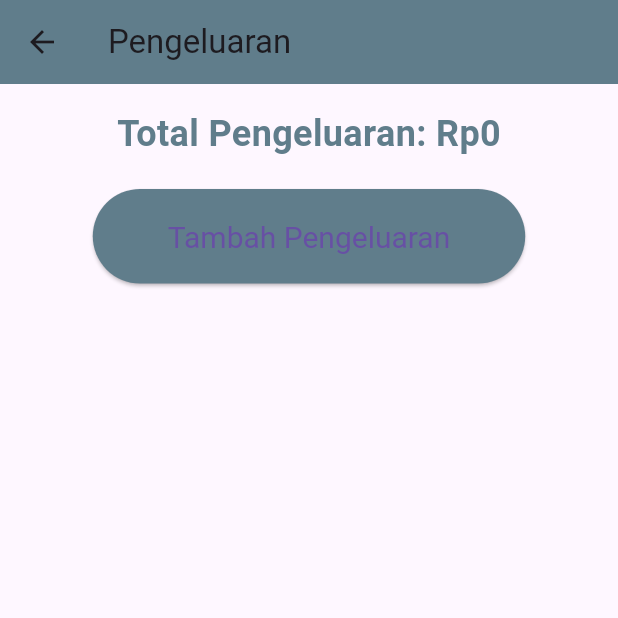
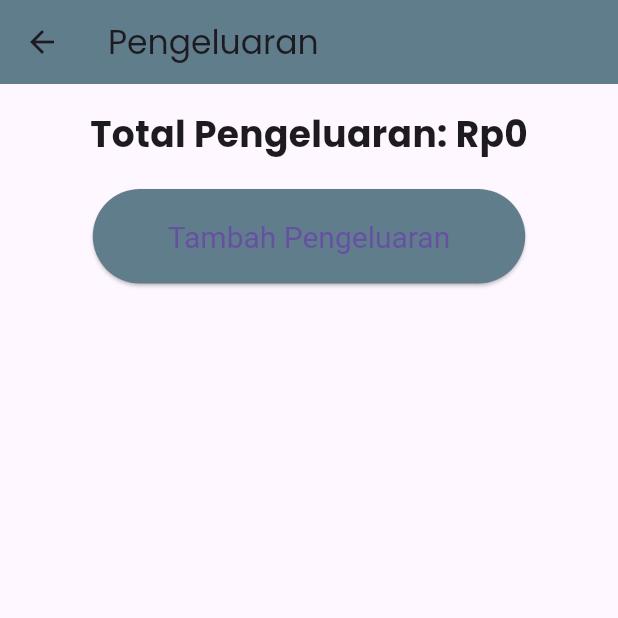
Before and after one commit to rifalarf/uanq, a Flutter app: the screen it shows after launch, after a tap on "Pengeluaran", on a phone screen of 412 x 824 dp, the top half of it. Run offline on Flutter 3.47's test engine with Material 3 defaults, Android fonts, the phone set to English and light mode, and no system bars; our stand-ins replace shared_preferences, syncfusion_flutter_datagrid.

Commit message:
fix laporan, splashscreen

```diff
--- a/lib/expense_screen.dart
+++ b/lib/expense_screen.dart
@@ -4,13 +4,15 @@ import 'expense_form_screen.dart';
 import 'income_provider.dart';
 
 class ExpenseScreen extends StatelessWidget {
+  const ExpenseScreen({super.key});
+
   @override
   Widget build(BuildContext context) {
     final incomeProvider = Provider.of<IncomeProvider>(context);
 
     return Scaffold(
       appBar: AppBar(
-        title: Text('Pengeluaran'),
+        title: const Text('Pengeluaran'),
       ),
       body: Padding(
         padding: const EdgeInsets.all(16.0),
@@ -18,9 +20,9 @@ class ExpenseScreen extends StatelessWidget {
           children: <Widget>[
             Text(
               'Total Pengeluaran: ${incomeProvider.formatCurrency(incomeProvider.totalExpense)}',
-              style: TextStyle(fontSize: 24, fontWeight: FontWeight.bold),
+              style: const TextStyle(fontSize: 24, fontWeight: FontWeight.bold),
             ),
-            SizedBox(height: 20),
+            const SizedBox(height: 20),
             ElevatedButton(
               onPressed: () {
                 Navigator.push(
@@ -35,14 +37,14 @@ class ExpenseScreen extends StatelessWidget {
                   ),
                 );
               },
-              child: Text('Tambah Pengeluaran'),
               style: ElevatedButton.styleFrom(
                 backgroundColor: Colors.blueGrey,
-                padding: EdgeInsets.symmetric(horizontal: 50, vertical: 20),
-                textStyle: TextStyle(fontSize: 20),
+                padding: const EdgeInsets.symmetric(horizontal: 50, vertical: 20),
+                textStyle: const TextStyle(fontSize: 20),
               ),
+              child: const Text('Tambah Pengeluaran'),
             ),
-            SizedBox(height: 20),
+            const SizedBox(height: 20),
             Expanded(
               child: ListView.builder(
                 itemCount: incomeProvider.expenseList.length,
@@ -56,7 +58,7 @@ class ExpenseScreen extends StatelessWidget {
                       mainAxisSize: MainAxisSize.min,
                       children: <Widget>[
                         IconButton(
-                          icon: Icon(Icons.edit),
+                          icon: const Icon(Icons.edit),
                           onPressed: () {
                             Navigator.push(
                               context,
@@ -75,7 +77,7 @@ class ExpenseScreen extends StatelessWidget {
                           },
                         ),
                         IconButton(
-                          icon: Icon(Icons.delete),
+                          icon: const Icon(Icons.delete),
                           onPressed: () {
                             incomeProvider.deleteExpense(index);
                           },
--- a/lib/home_screen.dart
+++ b/lib/home_screen.dart
@@ -7,6 +7,8 @@ import 'expense_screen.dart';
 import 'financial_report_screen.dart';
 
 class HomeScreen extends StatelessWidget {
+  const HomeScreen({super.key});
+
   @override
   Widget build(BuildContext context) {
     final incomeProvider = Provider.of<IncomeProvider>(context);
@@ -17,7 +19,7 @@ class HomeScreen extends StatelessWidget {
 
     return Scaffold(
       appBar: AppBar(
-        title: Text('Aplikasiku'),
+        title: const Text('Aplikasiku'),
       ),
       body: Padding(
         padding: const EdgeInsets.all(16.0),
@@ -25,93 +27,100 @@ class HomeScreen extends StatelessWidget {
           child: Column(
             mainAxisAlignment: MainAxisAlignment.center,
             children: <Widget>[
-              Text(
+              const Text(
                 'Arus Kas',
                 style: TextStyle(fontSize: 24, fontWeight: FontWeight.bold),
               ),
               Text(
                 incomeProvider.formatCurrency(cashFlow),
-                style: TextStyle(fontSize: 32, fontWeight: FontWeight.bold),
+                style:
+                    const TextStyle(fontSize: 32, fontWeight: FontWeight.bold),
               ),
-              SizedBox(height: 20),
+              const SizedBox(height: 20),
               Row(
                 mainAxisAlignment: MainAxisAlignment.center,
                 children: <Widget>[
-                  Icon(Icons.arrow_downward, color: Colors.green),
-                  SizedBox(width: 8),
+                  const Icon(Icons.arrow_downward, color: Colors.green),
+                  const SizedBox(width: 8),
                   Text(
                     'Pemasukan: ${incomeProvider.formatCurrency(totalIncome)}',
-                    style: TextStyle(fontSize: 16, color: Colors.green),
+                    style: const TextStyle(fontSize: 16, color: Colors.green),
                   ),
                 ],
               ),
-              SizedBox(height: 10),
+              const SizedBox(height: 10),
               Row(
                 mainAxisAlignment: MainAxisAlignment.center,
                 children: <Widget>[
-                  Icon(Icons.arrow_upward, color: Colors.red),
-                  SizedBox(width: 8),
+                  const Icon(Icons.arrow_upward, color: Colors.red),
+                  const SizedBox(width: 8),
                   Text(
                     'Pengeluaran: ${incomeProvider.formatCurrency(totalExpense)}',
-                    style: TextStyle(fontSize: 16, color: Colors.red),
+                    style: const TextStyle(fontSize: 16, color: Colors.red),
                   ),
                 ],
               ),
-              SizedBox(height: 20),
-              ElevatedButton(
-                onPressed: () {
-                  Navigator.push(
-                    context,
-                    MaterialPageRoute(builder: (context) => IncomeScreen()),
-                  );
-                },
-                child: Text('Pemasukan'),
-                style: ElevatedButton.styleFrom(
-                  backgroundColor: Colors.blueGrey,
-                  padding: EdgeInsets.symmetric(horizontal: 50, vertical: 20),
-                  textStyle: TextStyle(fontSize: 20),
-                ),
-              ),
-              SizedBox(height: 20),
-              ElevatedButton(
-                onPressed: () {
-                  Navigator.push(
-                    context,
-                    MaterialPageRoute(builder: (context) => ExpenseScreen()),
-                  );
-                },
-                child: Text('Pengeluaran'),
-                style: ElevatedButton.styleFrom(
-                  backgroundColor: Colors.blueGrey,
-                  padding: EdgeInsets.symmetric(horizontal: 50, vertical: 20),
-                  textStyle: TextStyle(fontSize: 20),
-                ),
-              ),
-              SizedBox(height: 20),
+              const SizedBox(height: 20),
               ElevatedButton(
                 onPressed: () {
                   Navigator.push(
                     context,
                     MaterialPageRoute(
-                        builder: (context) => FinancialReportScreen()),
+                        builder: (context) => const IncomeScreen()),
                   );
                 },
-                child: Text('Laporan Keuangan'),
                 style: ElevatedButton.styleFrom(
                   backgroundColor: Colors.blueGrey,
-                  padding: EdgeInsets.symmetric(horizontal: 50, vertical: 20),
-                  textStyle: TextStyle(fontSize: 20),
+                  padding:
+                      const EdgeInsets.symmetric(horizontal: 50, vertical: 20),
+                  textStyle: const TextStyle(fontSize: 20),
                 ),
+                child: const Text('Pemasukan'),
               ),
-              SizedBox(height: 20),
-              Text(
+              const SizedBox(height: 20),
+              ElevatedButton(
+                onPressed: () {
+                  Navigator.push(
+                    context,
+                    MaterialPageRoute(
+                        builder: (context) => const ExpenseScreen()),
+                  );
+                },
+                style: ElevatedButton.styleFrom(
+                  backgroundColor: Colors.blueGrey,
+                  padding:
+                      const EdgeInsets.symmetric(horizontal: 50, vertical: 20),
+                  textStyle: const TextStyle(fontSize: 20),
+                ),
+                child: const Text('Pengeluaran'),
+              ),
+              const SizedBox(height: 20),
+              ElevatedButton(
+                onPressed: () {
+                  Navigator.push(
+                    context,
+                    MaterialPageRoute(
+                        builder: (context) => const FinancialReportScreen()),
+                  );
+                },
+                style: ElevatedButton.styleFrom(
+                  backgroundColor: Colors.blueGrey,
+                  padding:
+                      const EdgeInsets.symmetric(horizontal: 50, vertical: 20),
+                  textStyle: const TextStyle(fontSize: 20),
+                ),
+                child: const Text('Laporan Keuangan'),
+              ),
+              const SizedBox(height: 20),
+              const Text(
                 'Kutipan Hari Ini',
                 style: TextStyle(fontSize: 24, fontWeight: FontWeight.bold),
               ),
-              SizedBox(height: 10),
+              const SizedBox(height: 10),
               Text(
                 randomQuote,
-                style: TextStyle(fontSize: 16, fontStyle: FontStyle.italic),
+                style:
+                    const TextStyle(fontSize: 16, fontStyle: FontStyle.italic),
                 textAlign: TextAlign.center,
               ),
             ],
--- a/lib/income_provider.dart
+++ b/lib/income_provider.dart
@@ -1,5 +1,7 @@
 import 'package:flutter/material.dart';
 import 'package:intl/intl.dart';
+import 'package:shared_preferences/shared_preferences.dart';
+import 'dart:convert';
 
 class IncomeProvider with ChangeNotifier {
   double _totalIncome = 0;
@@ -12,16 +14,41 @@ class IncomeProvider with ChangeNotifier {
   List<Map<String, dynamic>> get incomeList => _incomeList;
   List<Map<String, dynamic>> get expenseList => _expenseList;
 
+  IncomeProvider() {
+    _loadData();
+  }
+
+  Future<void> _saveData() async {
+    final prefs = await SharedPreferences.getInstance();
+    prefs.setString('incomeList', jsonEncode(_incomeList));
+    prefs.setString('expenseList', jsonEncode(_expenseList));
+    prefs.setDouble('totalIncome', _totalIncome);
+    prefs.setDouble('totalExpense', _totalExpense);
+  }
+
+  Future<void> _loadData() async {
+    final prefs = await SharedPreferences.getInstance();
+    _totalIncome = prefs.getDouble('totalIncome') ?? 0;
+    _totalExpense = prefs.getDouble('totalExpense') ?? 0;
+    _incomeList = jsonDecode(prefs.getString('incomeList') ?? '[]')
+        .cast<Map<String, dynamic>>();
+    _expenseList = jsonDecode(prefs.getString('expenseList') ?? '[]')
+        .cast<Map<String, dynamic>>();
+    notifyListeners();
+  }
+
   void addIncome(double amount, String description, String category) {
     _totalIncome += amount;
     _incomeList.add(
         {'amount': amount, 'description': description, 'category': category});
+    _saveData();
     notifyListeners();
   }
 
   void deleteIncome(int index) {
     _totalIncome -= _incomeList[index]['amount'];
     _incomeList.removeAt(index);
+    _saveData();
     notifyListeners();
   }
 
@@ -34,6 +61,7 @@ class IncomeProvider with ChangeNotifier {
       'description': description,
       'category': category
     };
+    _saveData();
     notifyListeners();
   }
 
@@ -41,12 +69,14 @@ class IncomeProvider with ChangeNotifier {
     _totalExpense += amount;
     _expenseList.add(
         {'amount': amount, 'description': description, 'category': category});
+    _saveData();
     notifyListeners();
   }
 
   void deleteExpense(int index) {
     _totalExpense -= _expenseList[index]['amount'];
     _expenseList.removeAt(index);
+    _saveData();
     notifyListeners();
   }
 
@@ -59,6 +89,7 @@ class IncomeProvider with ChangeNotifier {
       'description': description,
       'category': category
     };
+    _saveData();
     notifyListeners();
   }
 
--- a/lib/main.dart
+++ b/lib/main.dart
@@ -4,10 +4,12 @@ import 'splash_screen.dart';
 import 'income_provider.dart';
 
 void main() {
-  runApp(MyApp());
+  runApp(const MyApp());
 }
 
 class MyApp extends StatelessWidget {
+  const MyApp({super.key});
+
   @override
   Widget build(BuildContext context) {
     return ChangeNotifierProvider(
@@ -16,14 +18,26 @@ class MyApp extends StatelessWidget {
         title: 'Aplikasiku',
         theme: ThemeData(
           primaryColor: Colors.blueGrey,
-          appBarTheme: AppBarTheme(
+          appBarTheme: const AppBarTheme(
             color: Colors.blueGrey,
           ),
-          textTheme: TextTheme(
-            bodyMedium: TextStyle(color: Colors.blueGrey),
+          textTheme: const TextTheme(
+            bodyMedium: TextStyle(fontFamily: 'Poppins'),
+            bodyLarge: TextStyle(fontFamily: 'Poppins'),
+            displayLarge: TextStyle(fontFamily: 'Poppins'),
+            displayMedium: TextStyle(fontFamily: 'Poppins'),
+            displaySmall: TextStyle(fontFamily: 'Poppins'),
+            headlineMedium: TextStyle(fontFamily: 'Poppins'),
+            headlineSmall: TextStyle(fontFamily: 'Poppins'),
+            titleLarge: TextStyle(fontFamily: 'Poppins'),
+            titleMedium: TextStyle(fontFamily: 'Poppins'),
+            titleSmall: TextStyle(fontFamily: 'Poppins'),
+            bodySmall: TextStyle(fontFamily: 'Poppins'),
+            labelLarge: TextStyle(fontFamily: 'Poppins'),
+            labelSmall: TextStyle(fontFamily: 'Poppins'),
           ),
         ),
-        home: SplashScreen(),
+        home: const SplashScreen(),
       ),
     );
   }
--- a/lib/splash_screen.dart
+++ b/lib/splash_screen.dart
@@ -3,6 +3,8 @@ import 'dart:async';
 import 'home_screen.dart';
 
 class SplashScreen extends StatefulWidget {
+  const SplashScreen({super.key});
+
   @override
   _SplashScreenState createState() => _SplashScreenState();
 }
@@ -11,9 +13,9 @@ class _SplashScreenState extends State<SplashScreen> {
   @override
   void initState() {
     super.initState();
-    Timer(Duration(seconds: 3), () {
+    Timer(const Duration(seconds: 3), () {
       Navigator.of(context).pushReplacement(
-        MaterialPageRoute(builder: (context) => HomeScreen()),
+        MaterialPageRoute(builder: (context) => const HomeScreen()),
       );
     });
   }
@@ -25,26 +27,39 @@ class _SplashScreenState extends State<SplashScreen> {
         fit: StackFit.expand,
         children: <Widget>[
           Container(
-            decoration: BoxDecoration(color: Colors.blueAccent),
+            decoration:
+                const BoxDecoration(color: Color.fromARGB(255, 249, 247, 247)),
           ),
-          Column(
-            mainAxisAlignment: MainAxisAlignment.center,
+          Padding(
+            padding: const EdgeInsets.only(top: 200),
+            child: Column(
+              mainAxisAlignment: MainAxisAlignment.start,
               children: <Widget>[
                 Image.asset(
                   'assets/images/logo.png',
-                width: 150,
-                height: 150,
+                  width: 250,
+                  height: 250,
                 ),
-              SizedBox(height: 20),
-              Text(
-                'Aplikasiku',
+                const SizedBox(height: 10),
+                const Text(
+                  'Uanq',
                   style: TextStyle(
-                  fontSize: 24,
+                    fontSize: 32,
                     fontWeight: FontWeight.bold,
-                  color: Colors.white,
+                    color: Colors.black,
+                  ),
+                ),
+                const SizedBox(height: 10),
+                const Text(
+                  'Pencatat Keuanganmu',
+                  style: TextStyle(
+                    fontSize: 14,
+                    fontWeight: FontWeight.w100,
+                    color: Colors.black,
                   ),
                 ),
               ],
+            ),
           ),
         ],
       ),
```
Also changed, not shown: lib/expense_form_screen.dart (+10 -10 lines), lib/financial_report_screen.dart (+42 -108 lines), lib/income_form_screen.dart (+10 -10 lines), lib/income_screen.dart (+11 -9 lines), pubspec.yaml (+7 -9 lines), assets/fonts/Poppins/Poppins-Bold.ttf (added), assets/fonts/Poppins/Poppins-Regular.ttf (added), assets/images/logo.png (added), pubspec.lock, 1 other file. Lines whose indentation alone changed are shown as unchanged.
